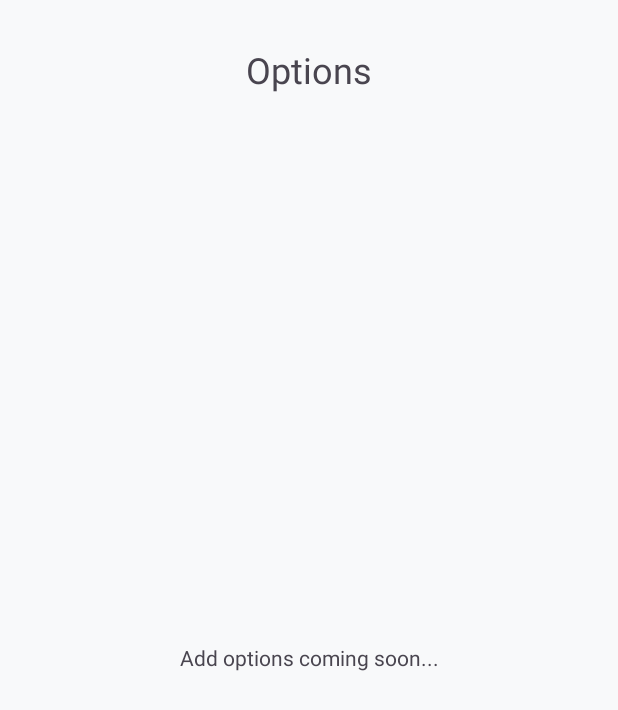
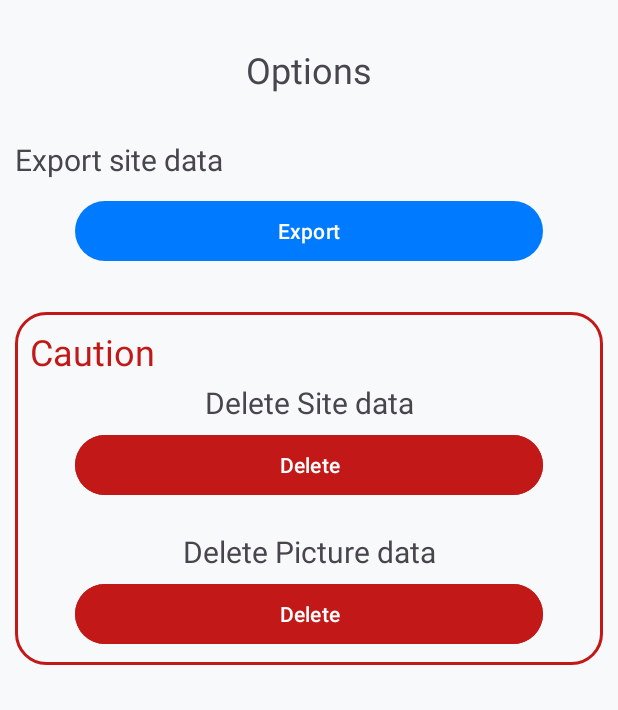
Before and after one commit to tomoya-hiraiwa/MemoryMaster, an Android app: the fragment OptionsFragment shown on its own in the app's theme, on a phone screen of 412 x 824 dp. Shown: the top 710 px of the screen. Run offline under Robolectric (Android 15) with nearby library versions, the phone set to English and light mode, and no system bars.

Commit message:
add export and delete function

```diff
--- a/MemoryMaster/app/src/main/java/edu/ws2024/taskmaster/model/Model.kt
+++ b/MemoryMaster/app/src/main/java/edu/ws2024/taskmaster/model/Model.kt
@@ -28,3 +28,7 @@ var pictureData = mutableListOf<PicData>()
 
 
 var originSiteData = mutableListOf<Site>()
+
+enum class DeleteType{
+    Site,Picture
+}
--- /dev/null
+++ b/MemoryMaster/app/src/main/res/drawable/delete_frame.xml
@@ -0,0 +1,8 @@
+<?xml version="1.0" encoding="utf-8"?>
+<shape xmlns:android="http://schemas.android.com/apk/res/android"
+    android:shape="rectangle">
+
+    <corners android:radius="20dp"/>
+    <stroke android:color="@color/caution"
+        android:width="2dp"/>
+</shape>
--- a/MemoryMaster/app/src/main/res/layout/fragment_options.xml
+++ b/MemoryMaster/app/src/main/res/layout/fragment_options.xml
@@ -14,9 +14,61 @@
         android:text="Options"
         android:textAlignment="center"
         android:textSize="24sp" />
-    <TextView
-        android:text="Add options coming soon..."
-        android:gravity="center"
+   <TextView
+       android:layout_marginTop="30dp"
+       android:textSize="20sp"
+       android:text="Export site data"
+       android:layout_width="match_parent"
+       android:layout_height="wrap_content"/>
+    <Button
+        android:id="@+id/export_button"
+        android:text="Export"
+        android:layout_marginTop="10dp"
+        android:layout_marginHorizontal="40dp"
         android:layout_width="match_parent"
-        android:layout_height="match_parent"/>
+        android:layout_height="wrap_content"/>
+    <LinearLayout
+        android:layout_marginTop="30dp"
+        android:orientation="vertical"
+        android:padding="10dp"
+        android:background="@drawable/delete_frame"
+        android:layout_width="match_parent"
+        android:layout_height="wrap_content">
+        <TextView
+            android:textSize="24sp"
+            android:textColor="@color/caution"
+            android:text="Caution"
+            android:layout_width="match_parent"
+            android:layout_height="wrap_content"/>
+        <TextView
+            android:textSize="20sp"
+            android:textAlignment="center"
+            android:layout_marginTop="4dp"
+            android:text="Delete Site data"
+            android:layout_width="match_parent"
+            android:layout_height="wrap_content"/>
+        <Button
+            android:id="@+id/delete_site_button"
+            android:text="Delete"
+            android:backgroundTint="@color/caution"
+            android:layout_marginTop="4dp"
+            android:layout_marginHorizontal="30dp"
+            android:layout_width="match_parent"
+            android:layout_height="wrap_content"/>
+        <TextView
+            android:textSize="20sp"
+            android:textAlignment="center"
+            android:layout_marginTop="20dp"
+            android:text="Delete Picture data"
+            android:layout_width="match_parent"
+            android:layout_height="wrap_content"/>
+        <Button
+            android:id="@+id/delete_picture_button"
+            android:text="Delete"
+            android:backgroundTint="@color/caution"
+            android:layout_marginTop="4dp"
+            android:layout_marginHorizontal="30dp"
+            android:layout_width="match_parent"
+            android:layout_height="wrap_content"/>
+    </LinearLayout>
 </LinearLayout>
--- a/MemoryMaster/app/src/main/res/values/colors.xml
+++ b/MemoryMaster/app/src/main/res/values/colors.xml
@@ -6,4 +6,5 @@
     <color name="light_blue">#5bc0de</color>
     <color name="back">#f8f9fa</color>
     <color name="text_hint">#b0bec5</color>
+    <color name="caution">#C21818</color>
 </resources>
```
Also changed, not shown: MemoryMaster/app/src/main/java/edu/ws2024/taskmaster/ui/OptionsFragment.kt (+100 -1 lines), MemoryMaster/app/src/main/res/layout/delete_dialog.xml (added, +44 -0 lines).
